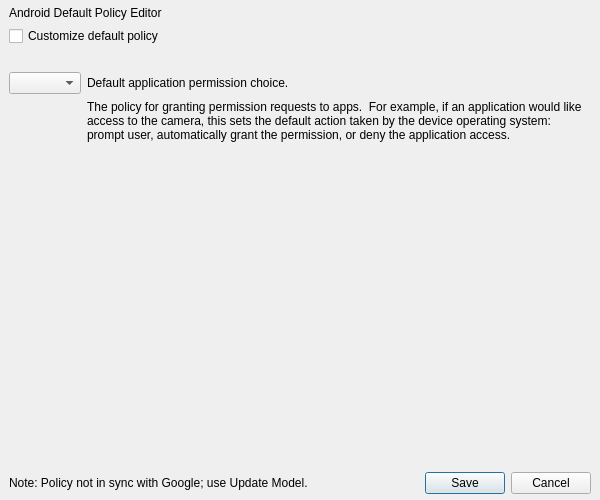
The window that FWAdminLib/AndroidDefaultPolicyEditorDlg.ui (fw-dev/translations) describes before a commit, drawn with Qt 5.
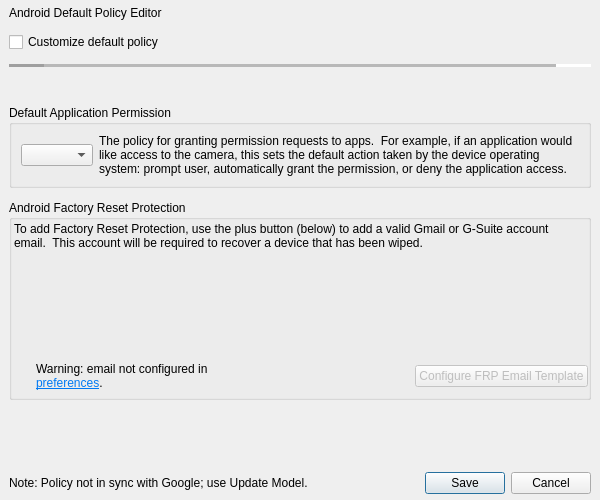
The same window after the commit. Icons and pictures are not drawn. Custom widgets are drawn as their Qt base class.

Diff of the .ui file:
```diff
--- a/FWAdminLib/AndroidDefaultPolicyEditorDlg.ui
+++ b/FWAdminLib/AndroidDefaultPolicyEditorDlg.ui
@@ -23,6 +23,9 @@
    <string>Android Default Policy Editor</string>
   </property>
   <layout class="QVBoxLayout" name="verticalLayout_2">
+   <property name="spacing">
+    <number>12</number>
+   </property>
    <property name="leftMargin">
     <number>9</number>
    </property>
@@ -66,6 +69,19 @@
      </item>
     </layout>
    </item>
+   <item>
+    <widget class="Line" name="line">
+     <property name="lineWidth">
+      <number>35</number>
+     </property>
+     <property name="midLineWidth">
+      <number>7</number>
+     </property>
+     <property name="orientation">
+      <enum>Qt::Horizontal</enum>
+     </property>
+    </widget>
+   </item>
    <item>
     <widget class="QLabel" name="lTip_lbl_chkbox_customizeDefaults">
      <property name="text">
@@ -80,40 +96,266 @@
     </widget>
    </item>
    <item>
-    <layout class="QFormLayout" name="formLayout">
-     <property name="fieldGrowthPolicy">
-      <enum>QFormLayout::AllNonFixedFieldsGrow</enum>
+    <widget class="QGroupBox" name="groupBox">
+     <property name="sizePolicy">
+      <sizepolicy hsizetype="Expanding" vsizetype="Preferred">
+       <horstretch>0</horstretch>
+       <verstretch>0</verstretch>
+      </sizepolicy>
      </property>
-     <property name="labelAlignment">
-      <set>Qt::AlignLeading|Qt::AlignLeft|Qt::AlignTop</set>
+     <property name="title">
+      <string>Default Application Permission</string>
      </property>
-     <item row="0" column="0">
-      <widget class="QComboBox" name="frm_defaultPermissionPolicy"/>
-     </item>
-     <item row="0" column="1">
-      <widget class="QLabel" name="lbl_title_defaultPermissionPolicy">
-       <property name="text">
-        <string>Default application permission choice.</string>
-       </property>
-      </widget>
-     </item>
-     <item row="1" column="1">
-      <widget class="QLabel" name="lTip_desc_defaultPermissionPolicy">
+     <layout class="QHBoxLayout" name="horizontalLayout_3">
+      <item>
+       <widget class="QComboBox" name="frm_defaultPermissionPolicy"/>
+      </item>
+      <item>
+       <widget class="QLabel" name="lTip_desc_defaultPermissionPolicy">
+        <property name="sizePolicy">
+         <sizepolicy hsizetype="Expanding" vsizetype="Fixed">
+          <horstretch>0</horstretch>
+          <verstretch>0</verstretch>
+         </sizepolicy>
+        </property>
+        <property name="text">
+         <string>The policy for granting permission requests to apps.  For example, if an application would like access to the camera, this sets the default action taken by the device operating system: prompt user, automatically grant the permission, or deny the application access.</string>
+        </property>
+        <property name="textFormat">
+         <enum>Qt::PlainText</enum>
+        </property>
+        <property name="alignment">
+         <set>Qt::AlignLeading|Qt::AlignLeft|Qt::AlignTop</set>
+        </property>
+        <property name="wordWrap">
+         <bool>true</bool>
+        </property>
+        <property name="textInteractionFlags">
+         <set>Qt::TextBrowserInteraction</set>
+        </property>
+        <property name="buddy">
+         <cstring>frm_defaultPermissionPolicy</cstring>
+        </property>
+       </widget>
+      </item>
+     </layout>
+    </widget>
+   </item>
+   <item>
+    <widget class="QGroupBox" name="groupBox_frpAdminEmails">
+     <property name="sizePolicy">
+      <sizepolicy hsizetype="Expanding" vsizetype="MinimumExpanding">
+       <horstretch>0</horstretch>
+       <verstretch>0</verstretch>
+      </sizepolicy>
+     </property>
+     <property name="minimumSize">
+      <size>
+       <width>0</width>
+       <height>200</height>
+      </size>
+     </property>
+     <property name="title">
+      <string>Android Factory Reset Protection</string>
+     </property>
+     <layout class="QGridLayout" name="gridLayout_4">
+      <property name="leftMargin">
+       <number>0</number>
+      </property>
+      <property name="topMargin">
+       <number>0</number>
+      </property>
+      <property name="rightMargin">
+       <number>0</number>
+      </property>
+      <property name="bottomMargin">
+       <number>0</number>
+      </property>
+      <property name="verticalSpacing">
+       <number>0</number>
+      </property>
+      <item row="0" column="0" rowspan="2">
+       <widget class="QScrollArea" name="scroll_frpAdminEmails">
+        <property name="styleSheet">
+         <string notr="true">QScrollArea { background: transparent; }</string>
+        </property>
+        <property name="frameShape">
+         <enum>QFrame::Box</enum>
+        </property>
+        <property name="frameShadow">
+         <enum>QFrame::Sunken</enum>
+        </property>
+        <property name="horizontalScrollBarPolicy">
+         <enum>Qt::ScrollBarAlwaysOff</enum>
+        </property>
+        <property name="widgetResizable">
+         <bool>true</bool>
+        </property>
+        <widget class="QWidget" name="viewport_frpAdminEmails">
+         <property name="geometry">
+          <rect>
+           <x>0</x>
+           <y>0</y>
+           <width>572</width>
+           <height>113</height>
+          </rect>
+         </property>
+         <property name="sizePolicy">
+          <sizepolicy hsizetype="Ignored" vsizetype="Preferred">
+           <horstretch>0</horstretch>
+           <verstretch>0</verstretch>
+          </sizepolicy>
+         </property>
+         <property name="styleSheet">
+          <string notr="true">QWidget { background: transparent; }
+QLineEdit{background: #fff;}</string>
+         </property>
+         <widget class="QLabel" name="lTip_desc_frpAdminEmails">
+          <property name="geometry">
+           <rect>
+            <x>0</x>
+            <y>0</y>
+            <width>558</width>
+            <height>32</height>
+           </rect>
+          </property>
+          <property name="sizePolicy">
+           <sizepolicy hsizetype="Expanding" vsizetype="Fixed">
+            <horstretch>0</horstretch>
+            <verstretch>0</verstretch>
+           </sizepolicy>
+          </property>
+          <property name="text">
+           <string>To add Factory Reset Protection, use the plus button (below) to add a valid Gmail or G-Suite account email.  This account will be required to recover a device that has been wiped.</string>
+          </property>
+          <property name="alignment">
+           <set>Qt::AlignLeading|Qt::AlignLeft|Qt::AlignTop</set>
+          </property>
+          <property name="wordWrap">
+           <bool>true</bool>
+          </property>
+          <property name="textInteractionFlags">
+           <set>Qt::TextBrowserInteraction</set>
+          </property>
+         </widget>
+        </widget>
+       </widget>
+      </item>
+      <item row="2" column="0">
+       <layout class="QHBoxLayout" name="hl_addEmail">
+        <item>
+         <widget class="QPushButton" name="btn_addFrpAdminEmail">
+          <property name="sizePolicy">
+           <sizepolicy hsizetype="Maximum" vsizetype="Maximum">
+            <horstretch>0</horstretch>
+            <verstretch>0</verstretch>
+           </sizepolicy>
+          </property>
+          <property name="maximumSize">
+           <size>
+            <width>24</width>
+            <height>24</height>
+           </size>
+          </property>
+          <property name="toolTip">
+           <string>Add a Factory Reset Protection email address.</string>
+          </property>
+          <property name="text">
+           <string/>
+          </property>
+          <property name="icon">
+           <iconset resource="Configurator/Configurator.qrc">
+            <normaloff>:/assets/addpayload.png</normaloff>:/assets/addpayload.png</iconset>
+          </property>
+          <property name="iconSize">
+           <size>
+            <width>24</width>
+            <height>24</height>
+           </size>
+          </property>
+          <property name="flat">
+           <bool>true</bool>
+          </property>
+         </widget>
+        </item>
+        <item>
+         <widget class="QLabel" name="lTip_emailNotConfigured">
+          <property name="sizePolicy">
+           <sizepolicy hsizetype="Expanding" vsizetype="Fixed">
+            <horstretch>0</horstretch>
+            <verstretch>0</verstretch>
+           </sizepolicy>
+          </property>
+          <property name="styleSheet">
+           <string notr="true">[objectName^=&quot;lTip&quot;]{color:#fc0006;}</string>
+          </property>
+          <property name="text">
+           <string>&lt;html&gt;&lt;head/&gt;&lt;body&gt;&lt;p&gt;Warning: email not configured in &lt;a href=&quot;#&quot;&gt;&lt;span style=&quot; text-decoration: underline; color:#007af4;&quot;&gt;preferences&lt;/span&gt;&lt;/a&gt;.&lt;/p&gt;&lt;/body&gt;&lt;/html&gt;</string>
+          </property>
+          <property name="textFormat">
+           <enum>Qt::RichText</enum>
+          </property>
+          <property name="wordWrap">
+           <bool>true</bool>
+          </property>
+          <property name="textInteractionFlags">
+           <set>Qt::TextBrowserInteraction</set>
+          </property>
+         </widget>
+        </item>
+        <item>
+         <spacer name="hs_emailNotConfigured">
+          <property name="orientation">
+           <enum>Qt::Horizontal</enum>
+          </property>
+          <property name="sizeHint" stdset="0">
+           <size>
+            <width>1</width>
+            <height>20</height>
+           </size>
+          </property>
+         </spacer>
+        </item>
+        <item>
+         <widget class="QPushButton" name="btn_configureFRPEmailTemplate">
+          <property name="enabled">
+           <bool>false</bool>
+          </property>
+          <property name="text">
+           <string>Configure FRP Email Template</string>
+          </property>
+         </widget>
+        </item>
+       </layout>
+      </item>
+     </layout>
+    </widget>
+   </item>
+   <item>
+    <layout class="QGridLayout" name="gl_googleCompliance">
+     <property name="leftMargin">
+      <number>0</number>
+     </property>
+     <property name="topMargin">
+      <number>0</number>
+     </property>
+     <property name="rightMargin">
+      <number>0</number>
+     </property>
+     <property name="bottomMargin">
+      <number>0</number>
+     </property>
+     <property name="verticalSpacing">
+      <number>0</number>
+     </property>
+     <item row="0" column="0" colspan="2">
+      <widget class="GoogleDeviceComplianceWidget" name="googleDeviceComplianceWidget" native="true">
        <property name="sizePolicy">
-        <sizepolicy hsizetype="Preferred" vsizetype="Preferred">
+        <sizepolicy hsizetype="Expanding" vsizetype="MinimumExpanding">
          <horstretch>0</horstretch>
          <verstretch>0</verstretch>
         </sizepolicy>
        </property>
-       <property name="text">
-        <string>The policy for granting permission requests to apps.  For example, if an application would like access to the camera, this sets the default action taken by the device operating system: prompt user, automatically grant the permission, or deny the application access.</string>
-       </property>
-       <property name="alignment">
-        <set>Qt::AlignLeading|Qt::AlignLeft|Qt::AlignTop</set>
-       </property>
-       <property name="wordWrap">
-        <bool>true</bool>
-       </property>
       </widget>
      </item>
     </layout>
@@ -180,6 +422,15 @@
    </property>
   </action>
  </widget>
- <resources/>
+ <customwidgets>
+  <customwidget>
+   <class>GoogleDeviceComplianceWidget</class>
+   <extends>QWidget</extends>
+   <header>FWAdminLib/PolicyEditor/GooglePolicyEditor/GoogleDeviceComplianceWidget.h</header>
+  </customwidget>
+ </customwidgets>
+  <resources>
+  <include location="Configurator/Configurator.qrc"/>
+ </resources>
  <connections/>
 </ui>
```
